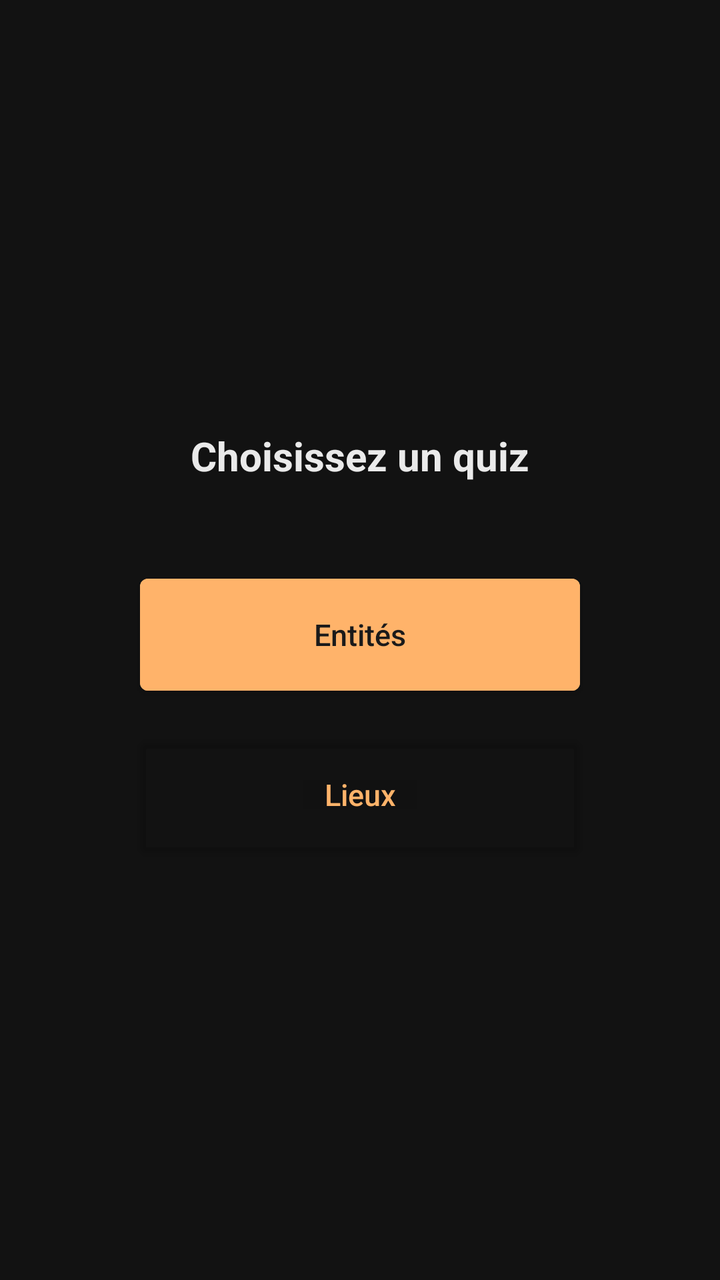
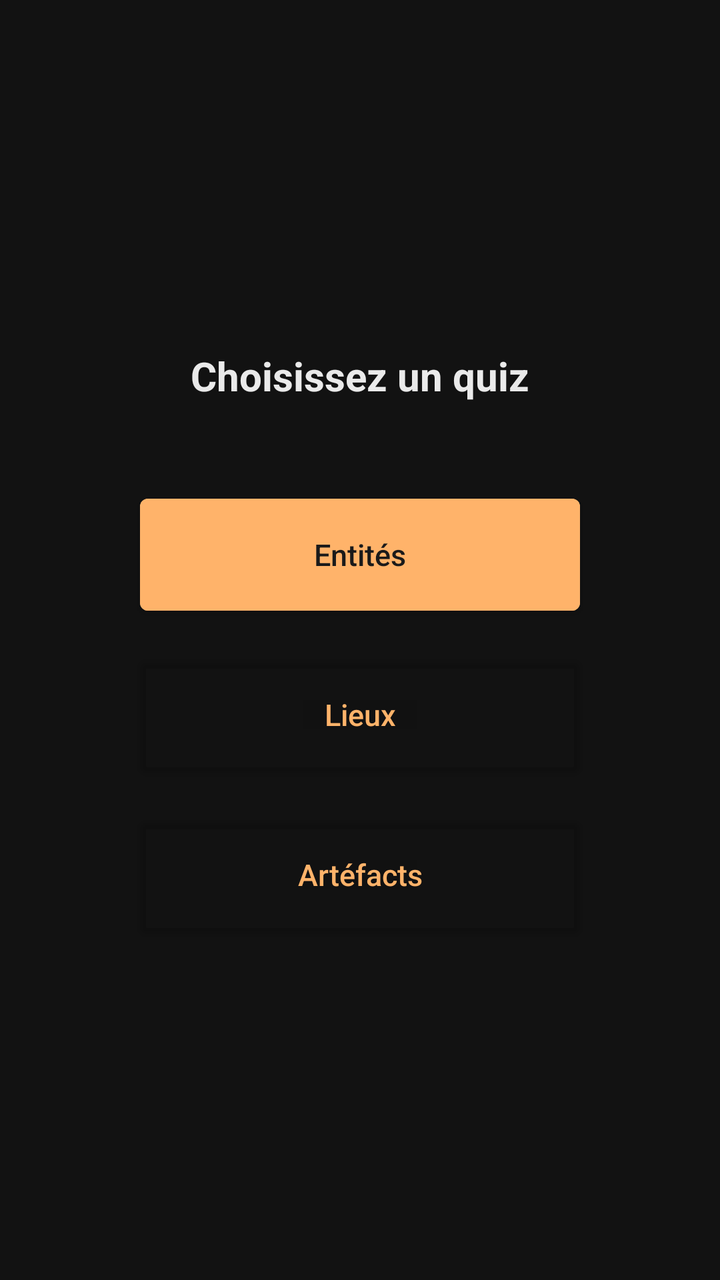

Two renders of the same Android screen: before a commit and after it. Below are the layout's source before the change and the commit's diff.
<!-- AndroidManifest.xml: application theme Theme.App_mythology -->
<!-- res/layout/fragment_quiz_choice.xml -->
<?xml version="1.0" encoding="utf-8"?>
<LinearLayout xmlns:android="http://schemas.android.com/apk/res/android"
    android:layout_width="match_parent" android:layout_height="match_parent"
    android:orientation="vertical" android:gravity="center" android:padding="32dp"
    android:background="@color/surface">

    <TextView android:layout_width="wrap_content" android:layout_height="wrap_content"
        android:text="Choisissez un quiz" android:textSize="20sp" android:textStyle="bold"
        android:textColor="@color/on_surface" android:layout_marginBottom="48dp"/>

    <Button android:id="@+id/btn_quiz_entity"
        android:backgroundTint="@color/primary" android:textColor="@color/on_primary"
        android:layout_width="220dp" android:layout_height="56dp"
        android:text="Entités" android:layout_marginBottom="24dp"/>

    <Button android:id="@+id/btn_quiz_place"
        android:backgroundTint="@android:color/transparent" android:textColor="@color/primary" 
        android:layout_width="220dp" android:layout_height="56dp"
        android:text="Lieux"/>

</LinearLayout>
<!-- resources referenced by this layout -->
<resources>
  <color name="on_primary">#FF1A1A1A</color>
  <color name="on_surface">#FFEAEAEA</color>
  <color name="primary">#FFB36A</color>
  <color name="surface">#FF121212</color>
  <style name="Theme.App_mythology" parent="Base.Theme.App_mythology" />
  <style name="Base.Theme.App_mythology" parent="Theme.MaterialComponents.DayNight">
          
          <item name="colorPrimary">@color/primary</item>
          <item name="colorPrimaryDark">@color/colorPrimaryDark</item>
          <item name="colorAccent">@color/colorAccent</item>
          <item name="colorOnPrimary">@color/on_primary</item>
          <item name="colorSurface">@color/surface</item>
          <item name="colorOnSurface">@color/on_surface</item>
          <item name="android:windowBackground">@color/surface</item>
          <item name="android:statusBarColor">@color/surface</item>
          <item name="android:navigationBarColor">@color/surface</item>
          
          <item name="actionBarStyle">@style/MyActionBar</item>
          <item name="textInputStyle">@style/Widget.MaterialComponents.TextInputLayout.OutlinedBox</item>
          
          <item name="materialButtonStyle">@style/AppButton</item>
      </style>
  <color name="colorPrimaryDark">#FF0A0A0A</color>
  <color name="colorAccent">#FFB36A</color>
  <style name="MyActionBar" parent="Widget.MaterialComponents.ActionBar.Solid">
          <item name="background">@color/surface</item>
          <item name="titleTextStyle">@style/MyActionBarTitle</item>
          <item name="navigationIconTint">@color/primary</item>
      </style>
  <style name="AppButton" parent="Widget.MaterialComponents.Button">
          <item name="android:textAllCaps">false</item>
          <item name="android:letterSpacing">0</item>
          <item name="android:insetTop">0dp</item>
          <item name="android:insetBottom">0dp</item>
          <item name="android:maxLines">1</item>
          <item name="android:textSize">15sp</item>
          <item name="autoSizeTextType">uniform</item>
          <item name="autoSizeMinTextSize">11sp</item>
          <item name="autoSizeMaxTextSize">15sp</item>
      </style>
  <style name="MyActionBarTitle" parent="TextAppearance.Widget.AppCompat.Toolbar.Title">
          <item name="android:textColor">@color/on_surface</item>
      </style>
</resources>

<!-- the commit's change to res/layout/fragment_quiz_choice.xml (unified diff, before → after) -->
@@ -14,8 +14,13 @@
         android:text="Entités" android:layout_marginBottom="24dp"/>
 
     <Button android:id="@+id/btn_quiz_place"
-        android:backgroundTint="@android:color/transparent" android:textColor="@color/primary" 
+        android:backgroundTint="@android:color/transparent" android:textColor="@color/primary"
         android:layout_width="220dp" android:layout_height="56dp"
-        android:text="Lieux"/>
+        android:text="Lieux" android:layout_marginBottom="24dp"/>
+
+    <Button android:id="@+id/btn_quiz_artifact"
+        android:backgroundTint="@android:color/transparent" android:textColor="@color/primary"
+        android:layout_width="220dp" android:layout_height="56dp"
+        android:text="Artéfacts"/>
 
 </LinearLayout>
